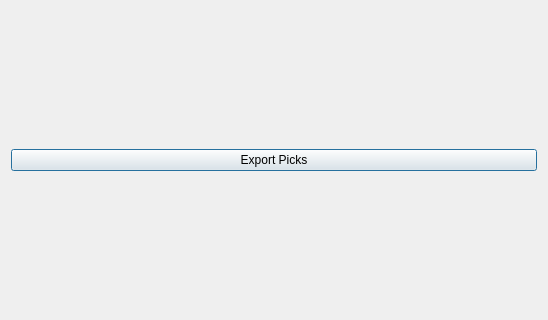
Before: the Qt Designer form hexrd/ui/resources/ui/picks_tree_view_dialog.ui in HEXRD/hexrdgui, drawn with Qt 5; both pictures show x 0 to 548 and y 140 to 460 of the 548 by 600 pixel window.
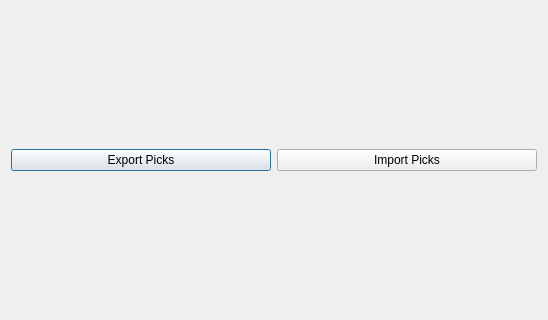
After: the same form once the commit is applied.

Commit message:
Add ability to import a picks table
This allows for reproducible results. If a user exports a picks table,
another user can import the same picks table and perform the same calibration.

It does seem to be reproducible this way with some small differences in the
final numbers.

```diff
--- a/hexrd/ui/resources/ui/picks_tree_view_dialog.ui
+++ b/hexrd/ui/resources/ui/picks_tree_view_dialog.ui
@@ -39,6 +39,13 @@
        </property>
       </widget>
      </item>
+     <item>
+      <widget class="QPushButton" name="import_picks">
+       <property name="text">
+        <string>Import Picks</string>
+       </property>
+      </widget>
+     </item>
     </layout>
    </item>
   </layout>
```
Left out of the diff: 4 changed lines with no effect on the pictures. The commit also changes 1 other file.
